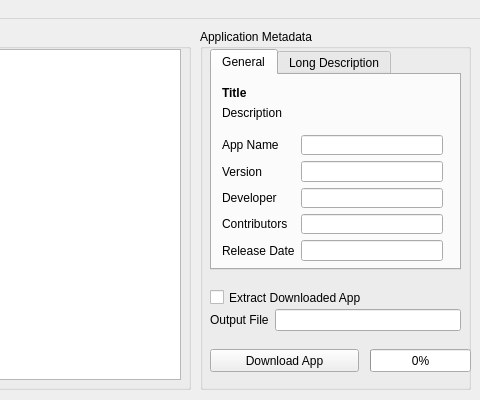
This is gui/united.ui in dhtdht020/osc-dl as Qt 5 draws it before an edit; both pictures show x 420 to 900 and y 0 to 400 of the 900 by 400 pixel window. The edited form follows.
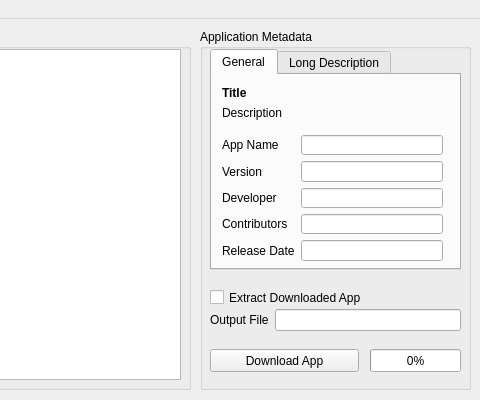
This is the edited form.

Commit message: Properly scaled progress bar

```diff
--- a/gui/united.ui
+++ b/gui/united.ui
@@ -91,7 +91,7 @@
       <rect>
        <x>170</x>
        <y>320</y>
-       <width>101</width>
+       <width>91</width>
        <height>23</height>
       </rect>
      </property>
```
